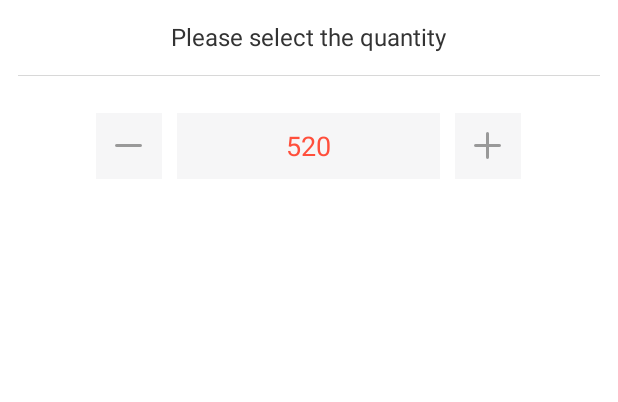
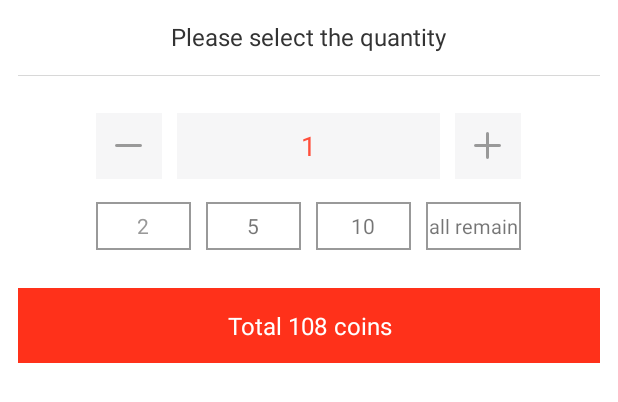
Before and after one commit to luckybuyer/android, an Android app: the layout ppw_insert_coins.xml on its own in the app's theme, with its tools: preview values and no code run, on a phone screen of 412 x 824 dp. Shown: the top 402 px of the screen. Run offline under Robolectric (Android 15) with nearby library versions, the phone set to English and light mode, and no system bars.

Commit message:
popupwindow insert coins

```diff
--- a/luckybuyer/app/src/main/java/net/luckybuyer/secondpager/PreviousWinnersPager.java
+++ b/luckybuyer/app/src/main/java/net/luckybuyer/secondpager/PreviousWinnersPager.java
@@ -3,6 +3,7 @@ package net.luckybuyer.secondpager;
 import android.view.View;
 import android.widget.TextView;
 
+import net.luckybuyer.R;
 import net.luckybuyer.base.BasePager;
 
 /**
@@ -14,7 +15,6 @@ public class PreviousWinnersPager extends BasePager {
     @Override
     public View initView() {
         textView = new TextView(context);
-
         return textView;
     }
 
--- a/luckybuyer/app/src/main/java/net/luckybuyer/secondpager/ProductInformationPager.java
+++ b/luckybuyer/app/src/main/java/net/luckybuyer/secondpager/ProductInformationPager.java
@@ -13,7 +13,6 @@ public class ProductInformationPager extends BasePager{
     @Override
     public View initView() {
         textView = new TextView(context);
-
         return textView;
     }
 
--- /dev/null
+++ b/luckybuyer/app/src/main/res/drawable/background_insert.xml
@@ -0,0 +1,4 @@
+<?xml version="1.0" encoding="utf-8"?>
+<shape xmlns:android="http://schemas.android.com/apk/res/android" android:shape="rectangle">
+    <solid android:color="#C9C9C9"></solid>
+</shape>
--- /dev/null
+++ b/luckybuyer/app/src/main/res/drawable/selector_tc_insert_textcolor.xml
@@ -0,0 +1,7 @@
+<?xml version="1.0" encoding="utf-8"?>
+<selector xmlns:android="http://schemas.android.com/apk/res/android">
+    <item android:state_hovered="false" android:color="#999999">
+    </item>
+    <item android:state_hovered="true" android:color="#ffffff">
+    </item>
+</selector>
--- /dev/null
+++ b/luckybuyer/app/src/main/res/drawable/selector_tv_insert.xml
@@ -0,0 +1,14 @@
+<?xml version="1.0" encoding="utf-8"?>
+<selector xmlns:android="http://schemas.android.com/apk/res/android">
+    <item android:state_hovered="false">
+        <shape android:shape="rectangle">
+            <solid android:color="#ffffff"></solid>
+            <stroke android:color="#999999" android:width="@dimen/dimen_1"></stroke>
+        </shape>
+    </item>
+    <item android:state_hovered="true">
+        <shape android:shape="rectangle">
+            <solid android:color="#ff4f3c"></solid>
+        </shape>
+    </item>
+</selector>
--- a/luckybuyer/app/src/main/res/layout/ppw_insert_coins.xml
+++ b/luckybuyer/app/src/main/res/layout/ppw_insert_coins.xml
@@ -1,6 +1,7 @@
 <?xml version="1.0" encoding="utf-8"?>
 <RelativeLayout xmlns:android="http://schemas.android.com/apk/res/android"
     android:layout_width="match_parent"
+    android:id="@+id/rl_productdetail_ppw"
     android:layout_height="match_parent"
     android:background="@color/bg_while">
 
@@ -29,16 +30,21 @@
         android:layout_marginTop="@dimen/dimen_75"
         android:background="#f6f6f7">
 
-        <TextView
-            android:layout_width="wrap_content"
+        <EditText
+            android:id="@+id/et_insert_count"
+            android:background="@null"
+            android:gravity="center"
+            android:inputType="number"
+            android:layout_width="match_parent"
             android:layout_height="@dimen/dimen_25"
             android:layout_centerInParent="true"
-            android:text="520"
+            android:text="1"
             android:textColor="#ff4f3c"
             android:textSize="@dimen/dimen_18" />
     </RelativeLayout>
 
     <RelativeLayout
+        android:id="@+id/rl_insert_delete"
         android:layout_width="@dimen/dimen_44"
         android:layout_height="@dimen/dimen_44"
         android:layout_centerHorizontal="true"
@@ -55,6 +61,7 @@
     </RelativeLayout>
 
     <RelativeLayout
+        android:id="@+id/rl_insert_add"
         android:layout_width="@dimen/dimen_44"
         android:layout_height="@dimen/dimen_44"
         android:layout_centerHorizontal="true"
@@ -69,4 +76,75 @@
             android:layout_centerInParent="true"
             android:background="@drawable/icons_add" />
     </RelativeLayout>
+
+    <LinearLayout
+        android:id="@+id/ll_insert_selector"
+        android:layout_width="match_parent"
+        android:layout_height="@dimen/dimen_32"
+        android:layout_alignLeft="@+id/rl_insert_delete"
+        android:layout_alignRight="@id/rl_insert_add"
+        android:layout_below="@+id/rl_insert_delete"
+        android:layout_centerHorizontal="true"
+        android:layout_marginTop="@dimen/dimen_15"
+        android:orientation="horizontal">
+
+        <TextView
+            android:id="@+id/tv_insert_two"
+            android:layout_width="0dp"
+            android:layout_height="match_parent"
+            android:layout_weight="1"
+            android:background="@drawable/selector_tv_insert"
+            android:textColor="@drawable/selector_tc_insert_textcolor"
+            android:gravity="center"
+            android:text="2"
+            android:textSize="@dimen/dimen_14" />
+
+        <TextView
+            android:id="@+id/tv_insert_five"
+            android:layout_width="0dp"
+            android:layout_height="match_parent"
+            android:layout_marginLeft="@dimen/dimen_10"
+            android:layout_weight="1"
+            android:background="@drawable/selector_tv_insert"
+            android:gravity="center"
+            android:text="5"
+            android:textSize="@dimen/dimen_14" />
+
+        <TextView
+            android:id="@+id/tv_insert_ten"
+            android:layout_width="0dp"
+            android:layout_height="match_parent"
+            android:layout_marginLeft="@dimen/dimen_10"
+            android:layout_weight="1"
+            android:background="@drawable/selector_tv_insert"
+            android:gravity="center"
+            android:text="10"
+            android:textSize="@dimen/dimen_14" />
+
+        <TextView
+            android:id="@+id/tv_insert_all"
+            android:layout_width="0dp"
+            android:layout_height="match_parent"
+            android:layout_marginLeft="@dimen/dimen_10"
+            android:layout_weight="1"
+            android:background="@drawable/selector_tv_insert"
+            android:gravity="center"
+            android:text="all remain"
+            android:textSize="@dimen/dimen_13" />
+    </LinearLayout>
+
+    <TextView
+        android:id="@+id/tv_insert_buy"
+        android:layout_marginLeft="@dimen/dimen_12"
+        android:layout_marginRight="@dimen/dimen_12"
+        android:background="@color/all_orange"
+        android:layout_marginTop="@dimen/dimen_25"
+        android:layout_below="@+id/ll_insert_selector"
+        android:layout_width="match_parent"
+        android:gravity="center"
+        android:textColor="@color/text_white"
+        android:textSize="@dimen/dimen_16"
+        android:text="Total 108 coins"
+        android:layout_marginBottom="@dimen/dimen_27"
+        android:layout_height="@dimen/dimen_50" />
 </RelativeLayout>
--- a/luckybuyer/app/src/main/res/values/colors.xml
+++ b/luckybuyer/app/src/main/res/values/colors.xml
@@ -28,8 +28,7 @@
     <color name="text_white">#ffffff</color>
     <color name="text_buy">#333333</color>
 
-
-
     <color name="bg_all">#F1F1F1</color>
 
+    <color name="all_orange">#ff311a</color>
 </resources>
```
Also changed, not shown: luckybuyer/app/src/main/java/net/luckybuyer/activity/SecondPagerActivity.java (+0 -17 lines), luckybuyer/app/src/main/java/net/luckybuyer/secondpager/InsertCoinsPager.java (deleted, +0 -25 lines), luckybuyer/app/src/main/java/net/luckybuyer/secondpager/ProductDetailPager.java (+123 -5 lines), luckybuyer/app/src/main/java/net/luckybuyer/utils/Utils.java (+63 -2 lines).
